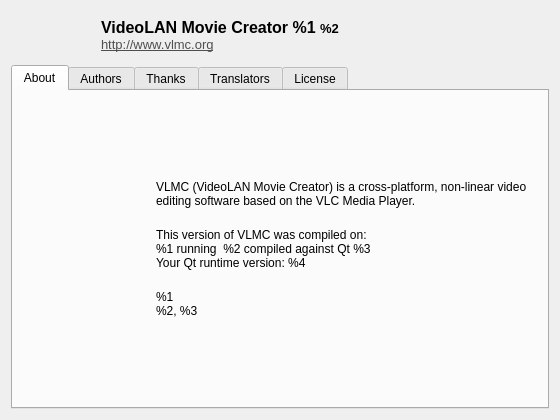
luyikei/VLMC, file src/Gui/ui/About.ui: the form before one commit.
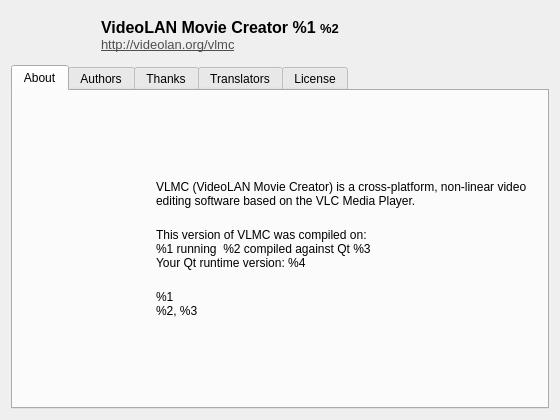
The form after the commit. Icons and pictures are not drawn.

Commit message: Gui: Fix project url to videolan.org/vlmc

The edit to the form file:
```diff
--- a/src/Gui/ui/About.ui
+++ b/src/Gui/ui/About.ui
@@ -56,7 +56,7 @@
 p, li { white-space: pre-wrap; }
 &lt;/style&gt;&lt;/head&gt;&lt;body style=&quot; font-family:'Sans'; font-size:10pt; font-weight:400; font-style:normal;&quot;&gt;
 &lt;p style=&quot; margin-top:0px; margin-bottom:0px; margin-left:0px; margin-right:0px; -qt-block-indent:0; text-indent:0px;&quot;&gt;&lt;span style=&quot; font-family:'DejaVu Sans'; font-size:12pt; font-weight:600;&quot;&gt;VideoLAN Movie Creator %1 &lt;/span&gt;&lt;span style=&quot; font-family:'DejaVu Sans'; font-weight:600;&quot;&gt;%2&lt;/span&gt;&lt;/p&gt;
-&lt;p style=&quot; margin-top:0px; margin-bottom:0px; margin-left:0px; margin-right:0px; -qt-block-indent:0; text-indent:0px;&quot;&gt;&lt;a href=&quot;http://www.vlmc.org&quot;&gt;&lt;span style=&quot; font-family:'DejaVu Sans'; text-decoration: underline; color:#4f4f4f;&quot;&gt;http://www.vlmc.org&lt;/span&gt;&lt;/a&gt;&lt;/p&gt;&lt;/body&gt;&lt;/html&gt;</string>
+&lt;p style=&quot; margin-top:0px; margin-bottom:0px; margin-left:0px; margin-right:0px; -qt-block-indent:0; text-indent:0px;&quot;&gt;&lt;a href=&quot;http://videolan.org/vlmc&quot;&gt;&lt;span style=&quot; font-family:'DejaVu Sans'; text-decoration: underline; color:#4f4f4f;&quot;&gt;http://videolan.org/vlmc&lt;/span&gt;&lt;/a&gt;&lt;/p&gt;&lt;/body&gt;&lt;/html&gt;</string>
      </property>
      <property name="indent">
       <number>20</number>
```
The commit also changes 2 other files.
